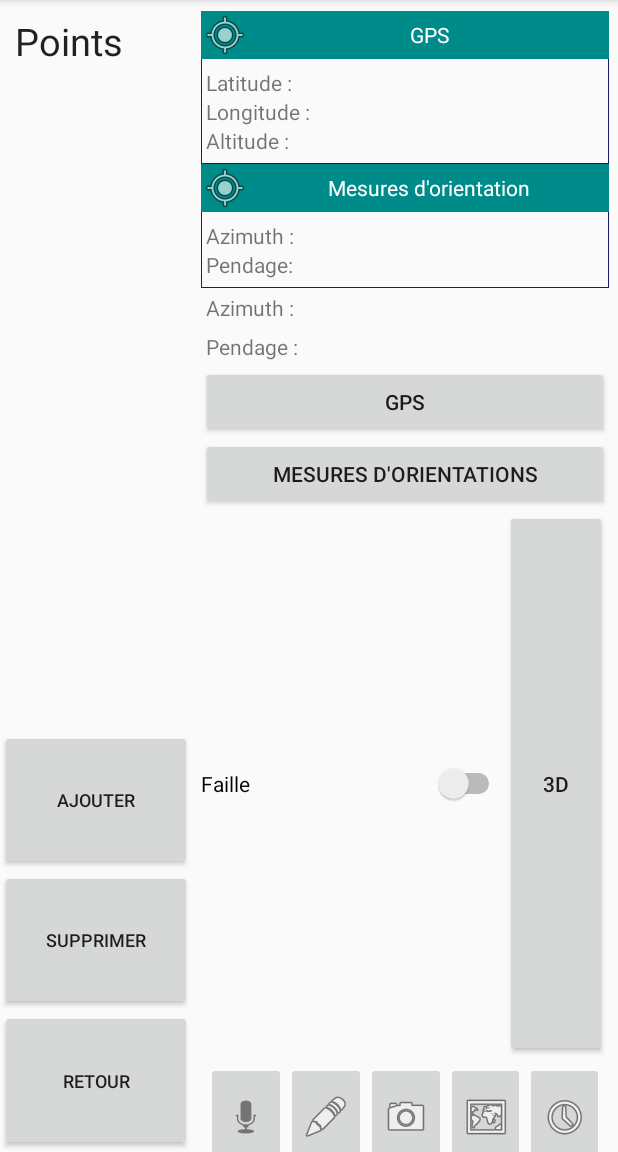
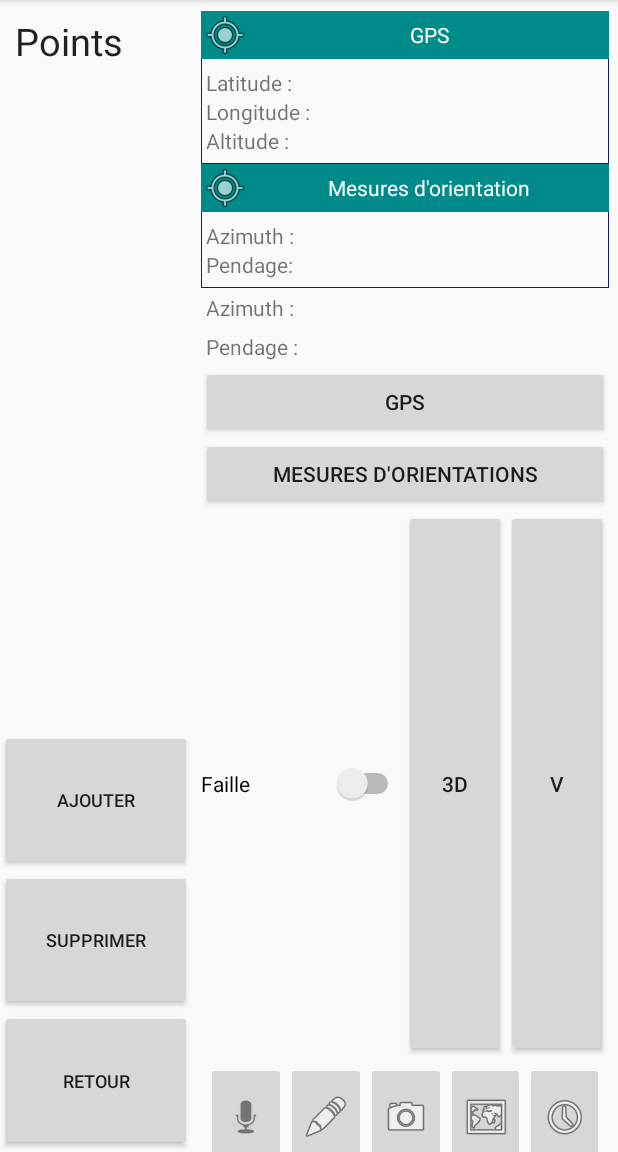
Before and after one commit to Patapignouf/AlmostGeoRing, an Android app: the MainPrise screen opened directly, with no data from a screen before it, on a phone screen of 412 x 824 dp, the part 84-1236 px from its top. Run offline under Robolectric (Android 15) with nearby library versions, the phone set to English and light mode, and no system bars; 5 statements that could not run were skipped.

```diff
--- a/app/src/main/java/com/projet/pidr/MainPrise.java
+++ b/app/src/main/java/com/projet/pidr/MainPrise.java
@@ -48,6 +48,7 @@ public class MainPrise extends AppCompatActivity implements SensorEventListener,
 	View view;
 	Button add;
 	Button delete;
+	Button Bvariogram;
 	Button TDButton;
 	Button buttonback3;
 	ImageButton buttondate;
@@ -86,7 +87,19 @@ public class MainPrise extends AppCompatActivity implements SensorEventListener,
 			}
 		});
 
-       	buttonback3 = (Button) findViewById(R.id.buttonback3);
+		Bvariogram = (Button) findViewById(R.id.Bvariogram);
+		Log.d("-------------------",TDButton.toString());
+
+		Bvariogram.setOnClickListener(new OnClickListener() {
+			@Override
+			public void onClick(View view) {
+				Intent intent = new Intent(MainPrise.this, variogram.class);
+				startActivity(intent);
+			}
+		});
+
+
+		buttonback3 = (Button) findViewById(R.id.buttonback3);
 		buttonback3.setOnClickListener(new View.OnClickListener() {
 			@Override
 			public void onClick(View view) {
--- a/app/src/main/java/com/projet/pidr/MyGLSurfaceView.java
+++ b/app/src/main/java/com/projet/pidr/MyGLSurfaceView.java
@@ -45,7 +45,8 @@ public class MyGLSurfaceView extends GLSurfaceView {
         //On récupère ici les données de la BDD
 
         super(context);
-        renderer = new MyGLRenderer(context,listePoints,rayon);
+        renderer = new MyGLRenderer(context);
+        //renderer = new MyGLRenderer(context,listePoints,rayon);
         this.setRenderer(renderer);
         // Request focus, otherwise key/button won't react
         this.requestFocus();
--- a/app/src/main/res/layout/activity_main.xml
+++ b/app/src/main/res/layout/activity_main.xml
@@ -328,6 +328,14 @@
                         android:layout_gravity="right"
                         android:text="3D" />
 
+                    <Button
+                        android:id="@+id/Bvariogram"
+                        android:layout_width="68dp"
+                        android:layout_height="match_parent"
+                        android:layout_column="0"
+                        android:layout_gravity="right"
+                        android:text="V" />
+
                 </LinearLayout>
 
 
```
Also changed, not shown: app/src/main/java/com/projet/pidr/MyGLRenderer.java (+13 -0 lines), app/src/main/java/com/projet/pidr/Pyramid.java (+29 -0 lines), app/src/main/res/layout/activity_variogram.xml (added, +53 -0 lines).
